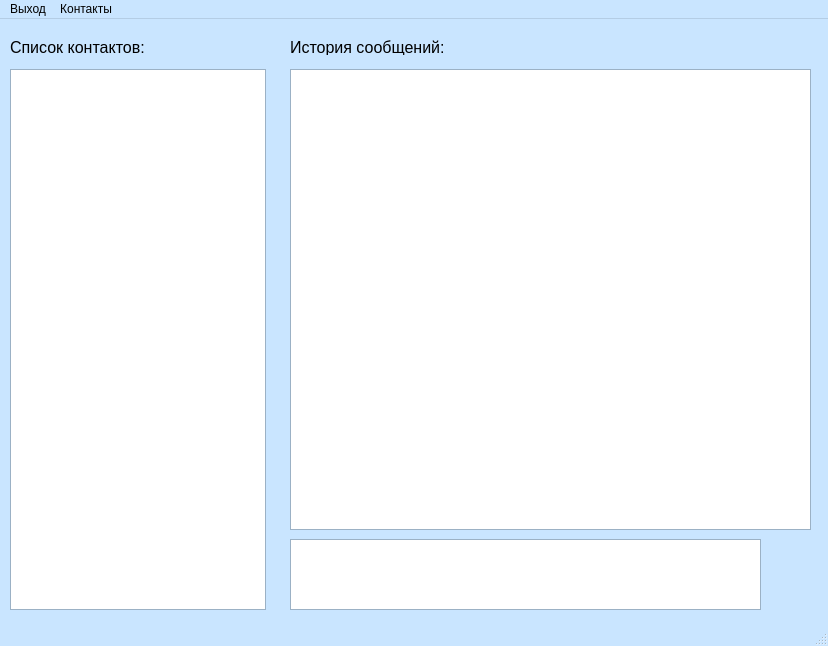
Qt form database_and_PyQt/server_client_app/client/ui/main_window.ui (HelenMaksimova/client_server_apps) before a commit.
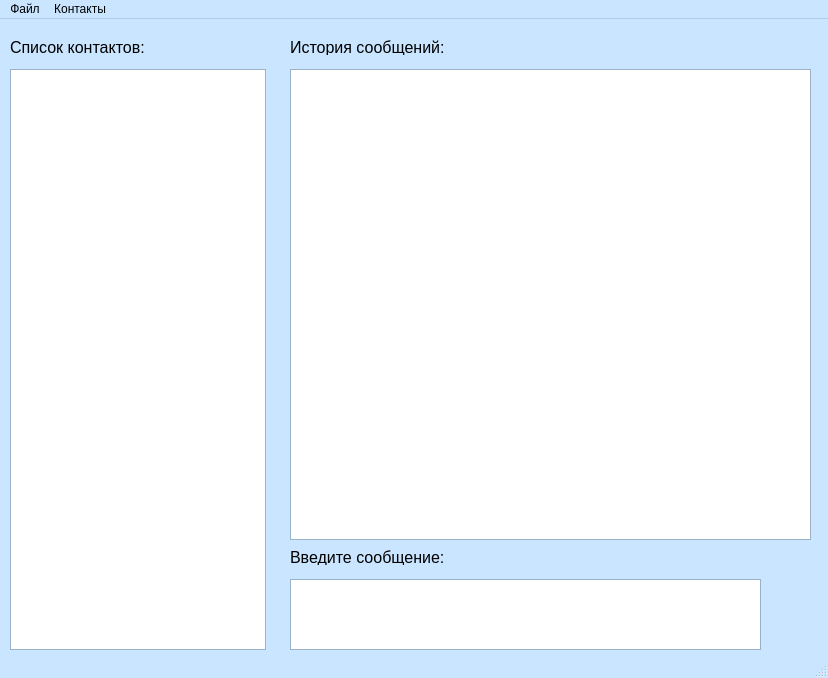
The same form after that commit. Icons and pictures are not drawn.

```diff
--- a/database_and_PyQt/server_client_app/client/ui/main_window.ui
+++ b/database_and_PyQt/server_client_app/client/ui/main_window.ui
@@ -7,9 +7,15 @@
     <x>0</x>
     <y>0</y>
     <width>828</width>
-    <height>646</height>
+    <height>678</height>
    </rect>
   </property>
+  <property name="sizePolicy">
+   <sizepolicy hsizetype="Fixed" vsizetype="Fixed">
+    <horstretch>0</horstretch>
+    <verstretch>0</verstretch>
+   </sizepolicy>
+  </property>
   <property name="palette">
    <palette>
     <active>
@@ -138,7 +144,7 @@
       <x>10</x>
       <y>50</y>
       <width>256</width>
-      <height>541</height>
+      <height>581</height>
      </rect>
     </property>
    </widget>
@@ -164,7 +170,7 @@
     <property name="geometry">
      <rect>
       <x>290</x>
-      <y>520</y>
+      <y>560</y>
       <width>471</width>
       <height>71</height>
      </rect>
@@ -174,7 +180,7 @@
     <property name="geometry">
      <rect>
       <x>770</x>
-      <y>520</y>
+      <y>560</y>
       <width>41</width>
       <height>31</height>
      </rect>
@@ -200,7 +206,7 @@
     <property name="geometry">
      <rect>
       <x>770</x>
-      <y>560</y>
+      <y>600</y>
       <width>41</width>
       <height>31</height>
      </rect>
@@ -228,7 +234,7 @@
       <x>290</x>
       <y>50</y>
       <width>521</width>
-      <height>461</height>
+      <height>471</height>
      </rect>
     </property>
    </widget>
@@ -237,7 +243,7 @@
      <rect>
       <x>290</x>
       <y>20</y>
-      <width>181</width>
+      <width>521</width>
       <height>16</height>
      </rect>
     </property>
@@ -302,6 +308,24 @@
      <bool>true</bool>
     </property>
    </widget>
+   <widget class="QLabel" name="message_label">
+    <property name="geometry">
+     <rect>
+      <x>290</x>
+      <y>530</y>
+      <width>521</width>
+      <height>16</height>
+     </rect>
+    </property>
+    <property name="font">
+     <font>
+      <pointsize>12</pointsize>
+     </font>
+    </property>
+    <property name="text">
+     <string>Введите сообщение:</string>
+    </property>
+   </widget>
   </widget>
   <widget class="QMenuBar" name="menubar">
    <property name="geometry">
@@ -312,9 +336,9 @@
      <height>20</height>
     </rect>
    </property>
-   <widget class="QMenu" name="exit_menu">
+   <widget class="QMenu" name="fail_menu">
     <property name="title">
-     <string>Выход</string>
+     <string>Файл</string>
     </property>
    </widget>
    <widget class="QMenu" name="conatcs_menu">
@@ -324,7 +348,7 @@
     <addaction name="add_contact_point"/>
     <addaction name="del_contact_point"/>
    </widget>
-   <addaction name="exit_menu"/>
+   <addaction name="fail_menu"/>
    <addaction name="conatcs_menu"/>
   </widget>
   <widget class="QStatusBar" name="statusbar"/>
```
Left out of the diff: 9 changed lines with no effect on the pictures.
